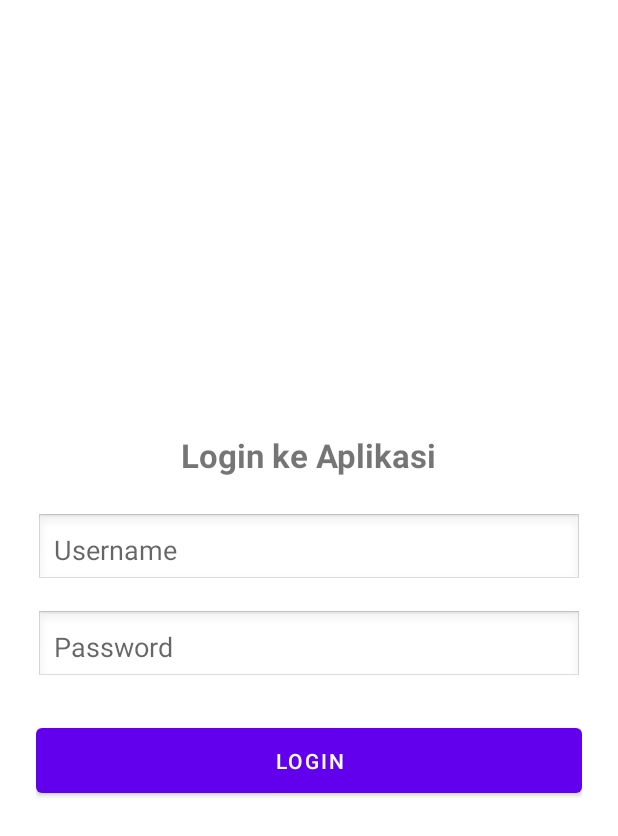
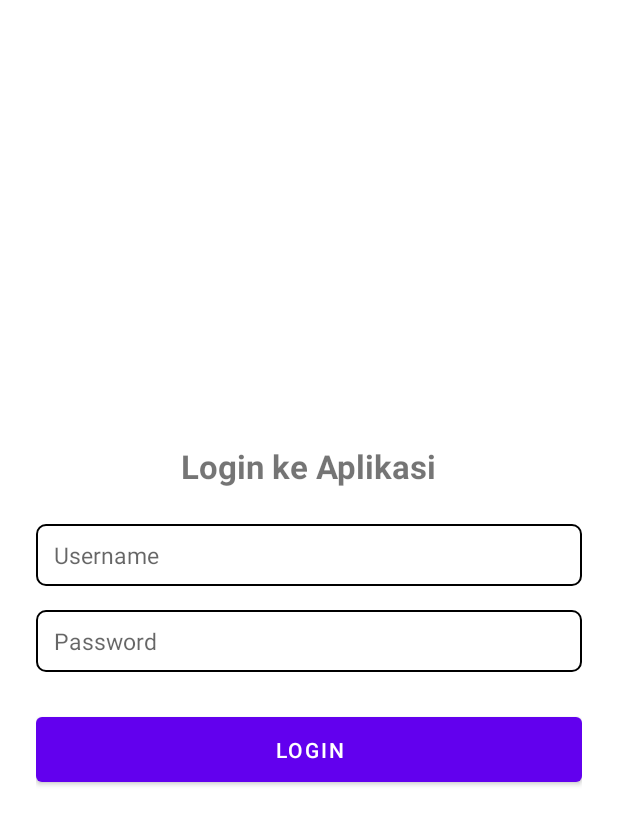
Before and after one commit to ryanradithya/miniprojectv2, an Android app: the screen it shows after launch (LoginActivity), on a phone screen of 412 x 824 dp. Shown: the top 836 px of the screen. Run offline under Robolectric (Android 15) with nearby library versions, the phone set to English and light mode, and no system bars.

Commit message:
Bugfix - added dark mode compatibility in login page

```diff
--- /dev/null
+++ b/app/src/main/res/drawable/edittext_background.xml
@@ -0,0 +1,6 @@
+<shape xmlns:android="http://schemas.android.com/apk/res/android"
+    android:shape="rectangle">
+    <solid android:color="?attr/colorSurface" />
+    <stroke android:width="1dp" android:color="?attr/colorOutline" />
+    <corners android:radius="6dp" />
+</shape>
--- a/app/src/main/res/layout/activity_login.xml
+++ b/app/src/main/res/layout/activity_login.xml
@@ -4,41 +4,77 @@
     android:orientation="vertical"
     android:gravity="center"
     android:padding="24dp"
-    android:background="@color/white"
+    android:background="?attr/colorSurface"
     android:layout_width="match_parent"
     android:layout_height="match_parent"
     tools:context=".LoginActivity">
 
     <TextView
-        android:text="Login ke Aplikasi"
+        android:text="@string/login_ke_aplikasi"
         android:textSize="22sp"
         android:textStyle="bold"
         android:layout_marginBottom="24dp"
         android:layout_width="wrap_content"
         android:layout_height="wrap_content" />
 
+    <!--    light-dark theme unresponsive-->
+
+    <!--    <EditText-->
+<!--        android:id="@+id/username_input"-->
+<!--        android:autofillHints="username"-->
+<!--        android:hint="@string/username"-->
+<!--        android:layout_width="match_parent"-->
+<!--        android:layout_height="wrap_content"-->
+<!--        android:inputType="text"-->
+<!--        android:padding="12dp"-->
+<!--        android:background="@android:drawable/edit_text"-->
+<!--        android:layout_marginBottom="16dp" />-->
+
+<!--    light-dark theme responsive-->
     <EditText
         android:id="@+id/username_input"
-        android:hint="Username"
         android:layout_width="match_parent"
         android:layout_height="wrap_content"
-        android:padding="12dp"
-        android:background="@android:drawable/edit_text"
-        android:layout_marginBottom="16dp" />
+        android:layout_marginBottom="16dp"
+        android:hint="@string/username"
+        android:inputType="text"
+        android:paddingVertical="10dp"
+        android:paddingHorizontal="12dp"
+        android:background="@drawable/edittext_background"
+        android:textColor="?attr/colorOnSurface"
+        android:textSize="15sp" />
 
+    <!--    light-dark theme unresponsive-->
+
+    <!--    <EditText-->
+<!--        android:id="@+id/password_input"-->
+<!--        android:autofillHints=""-->
+<!--        android:hint="@string/password"-->
+<!--        android:inputType="textPassword"-->
+<!--        android:layout_width="match_parent"-->
+<!--        android:layout_height="wrap_content"-->
+<!--        android:padding="12dp"-->
+<!--        android:background="@android:drawable/edit_text"-->
+<!--        android:layout_marginBottom="24dp" />-->
+
+    <!--    light-dark theme responsive-->
     <EditText
         android:id="@+id/password_input"
-        android:hint="Password"
-        android:inputType="textPassword"
         android:layout_width="match_parent"
         android:layout_height="wrap_content"
-        android:padding="12dp"
-        android:background="@android:drawable/edit_text"
-        android:layout_marginBottom="24dp" />
+        android:layout_marginBottom="24dp"
+        android:hint="@string/password"
+        android:inputType="textPassword"
+        android:paddingVertical="10dp"
+        android:paddingHorizontal="12dp"
+        android:background="@drawable/edittext_background"
+        android:textColor="?attr/colorOnSurface"
+        android:textSize="15sp" />
+
 
     <Button
         android:id="@+id/login_button"
-        android:text="Login"
+        android:text="@string/login"
         android:layout_width="match_parent"
         android:layout_height="wrap_content"
         android:padding="12dp" />
--- a/app/src/main/res/values/strings.xml
+++ b/app/src/main/res/values/strings.xml
@@ -2,4 +2,8 @@
     <string name="app_name">miniprojectv2</string>
     <!-- TODO: Remove or change this placeholder text -->
     <string name="hello_blank_fragment">Hello blank fragment</string>
+    <string name="login_ke_aplikasi">Login ke Aplikasi</string>
+    <string name="username">Username</string>
+    <string name="password">Password</string>
+    <string name="login">Login</string>
 </resources>
```
